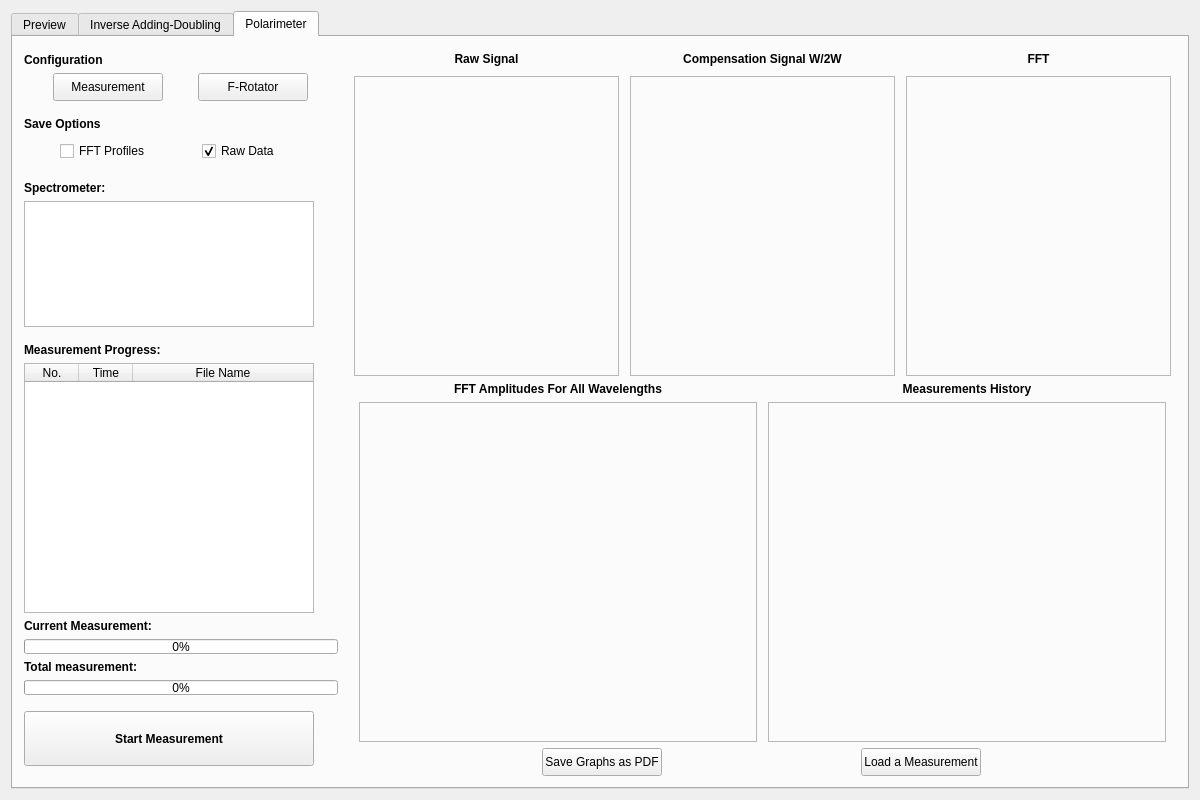
Qt form panel.ui (CesarCarvajal/oxymetry) before a commit.
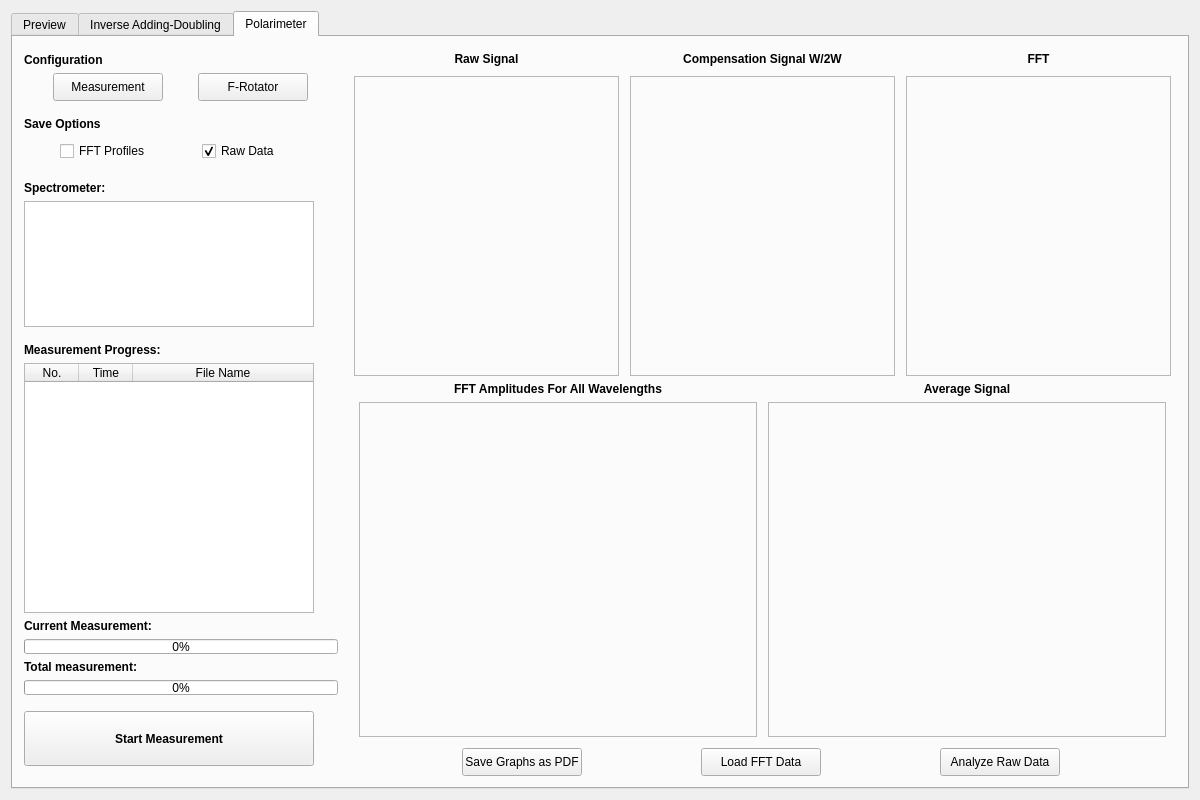
The same form after that commit. The open tabs and pages were chosen to show the change. Custom widgets are drawn as their Qt base class.

```diff
--- a/panel.ui
+++ b/panel.ui
@@ -1570,7 +1570,7 @@
                    <property name="minimumSize">
                     <size>
                      <width>380</width>
-                     <height>340</height>
+                     <height>335</height>
                     </size>
                    </property>
                    <property name="frameShape">
@@ -1581,6 +1581,22 @@
                    </property>
                   </widget>
                  </item>
+                 <item>
+                  <spacer name="verticalSpacer_13">
+                   <property name="orientation">
+                    <enum>Qt::Vertical</enum>
+                   </property>
+                   <property name="sizeType">
+                    <enum>QSizePolicy::Fixed</enum>
+                   </property>
+                   <property name="sizeHint" stdset="0">
+                    <size>
+                     <width>20</width>
+                     <height>5</height>
+                    </size>
+                   </property>
+                  </spacer>
+                 </item>
                 </layout>
                </item>
                <item>
@@ -1610,7 +1626,7 @@
                     </font>
                    </property>
                    <property name="text">
-                    <string>Measurements History</string>
+                    <string>Average Signal</string>
                    </property>
                    <property name="alignment">
                     <set>Qt::AlignCenter</set>
@@ -1622,7 +1638,7 @@
                    <property name="minimumSize">
                     <size>
                      <width>380</width>
-                     <height>340</height>
+                     <height>335</height>
                     </size>
                    </property>
                    <property name="maximumSize">
@@ -1639,6 +1655,22 @@
                    </property>
                   </widget>
                  </item>
+                 <item>
+                  <spacer name="verticalSpacer_14">
+                   <property name="orientation">
+                    <enum>Qt::Vertical</enum>
+                   </property>
+                   <property name="sizeType">
+                    <enum>QSizePolicy::Fixed</enum>
+                   </property>
+                   <property name="sizeHint" stdset="0">
+                    <size>
+                     <width>20</width>
+                     <height>5</height>
+                    </size>
+                   </property>
+                  </spacer>
+                 </item>
                 </layout>
                </item>
                <item>
@@ -1695,7 +1727,26 @@
                   </size>
                  </property>
                  <property name="text">
-                  <string>Load a Measurement</string>
+                  <string>Load FFT Data</string>
+                 </property>
+                </widget>
+               </item>
+               <item>
+                <widget class="QPushButton" name="button_AnalyzeRawPolData">
+                 <property name="minimumSize">
+                  <size>
+                   <width>120</width>
+                   <height>28</height>
+                  </size>
+                 </property>
+                 <property name="maximumSize">
+                  <size>
+                   <width>120</width>
+                   <height>28</height>
+                  </size>
+                 </property>
+                 <property name="text">
+                  <string>Analyze Raw Data</string>
                  </property>
                 </widget>
                </item>
```
Left out of the diff: 4 changed lines with no effect on the pictures.
